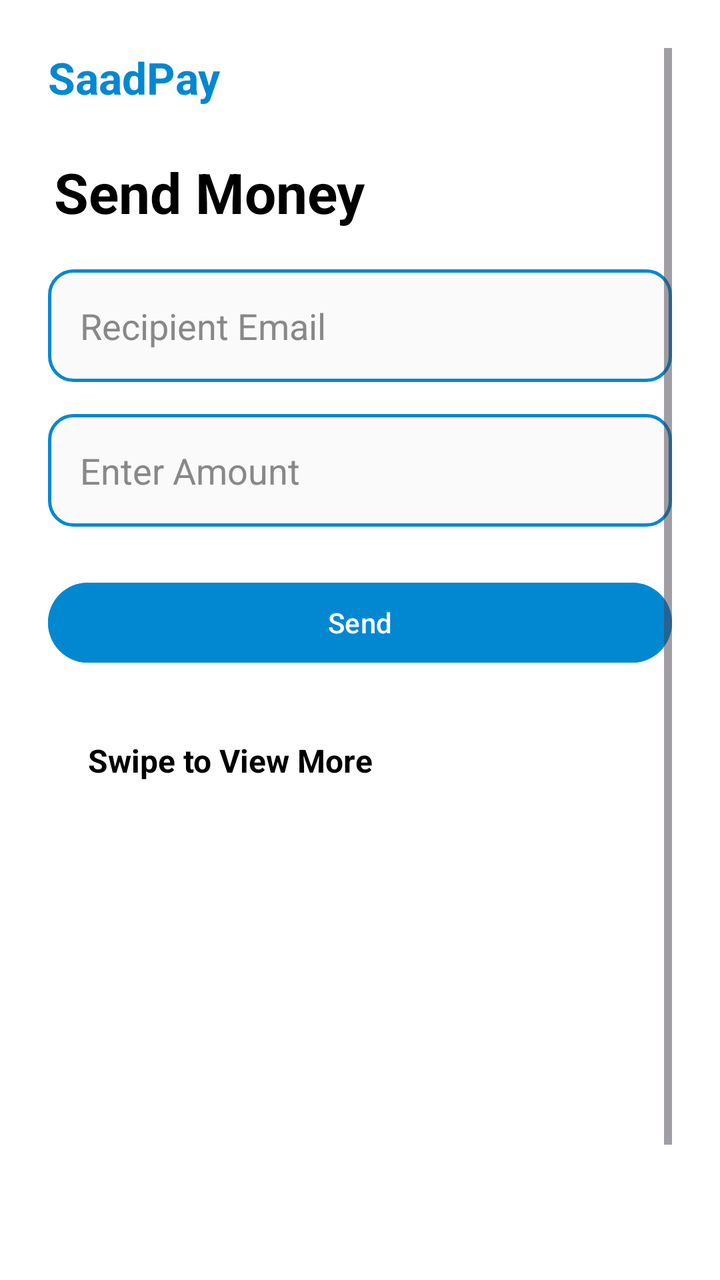
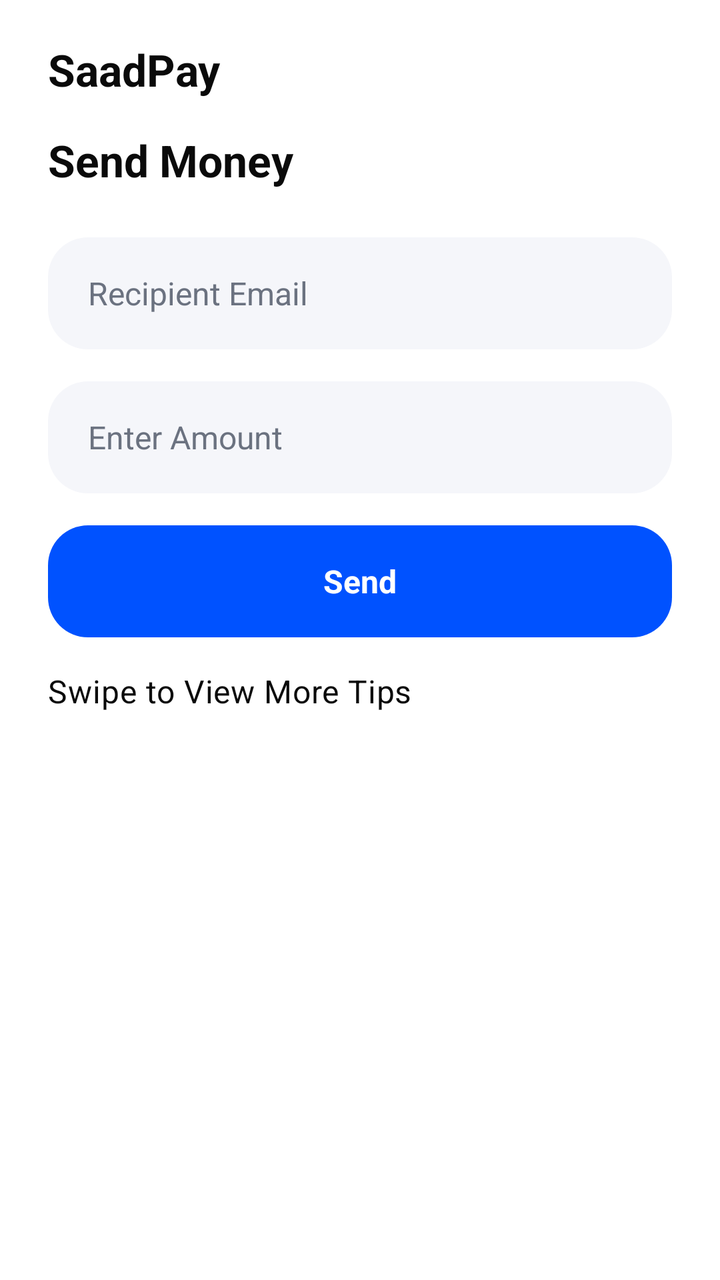

An Android layout rendered at two revisions. The XML below is the earlier revision; the diff shows what the commit changed to produce the second picture.
<!-- AndroidManifest.xml: application theme Theme.SaadPay -->
<!-- res/layout/fragment_send_money.xml -->
<?xml version="1.0" encoding="utf-8"?>
<ScrollView xmlns:android="http://schemas.android.com/apk/res/android"
    android:id="@+id/sendMoneyRoot"
    android:layout_width="match_parent"
    android:layout_height="match_parent"
    android:padding="24dp"
    android:background="@color/white">

    <LinearLayout
        android:layout_width="match_parent"
        android:layout_height="wrap_content"
        android:orientation="vertical">

        <TextView
            android:text="SaadPay"
            android:textSize="22sp"
            android:textStyle="bold"
            android:textColor="@color/primaryColor"
            android:layout_marginBottom="24dp"
            android:layout_width="wrap_content"
            android:layout_height="wrap_content" />

        <TextView
            android:text="Send Money"
            android:textSize="28sp"
            android:textStyle="bold"
            android:textColor="@color/black"
            android:layout_marginBottom="20dp"
            android:layout_marginLeft="3dp"
            android:layout_width="wrap_content"
            android:layout_height="wrap_content" />

        <EditText
            android:id="@+id/emailEditText"
            android:hint="Recipient Email"
            android:inputType="textEmailAddress"
            android:background="@drawable/bg_input_rounded_selector"
            android:textColor="@color/black"
            android:textColorHint="#888888"
            android:padding="16dp"
            android:layout_marginBottom="16dp"
            android:layout_width="match_parent"
            android:layout_height="wrap_content" />

        <EditText
            android:id="@+id/amountEditText"
            android:hint="Enter Amount"
            android:inputType="numberDecimal"
            android:background="@drawable/bg_input_rounded_selector"
            android:textColor="@color/black"
            android:textColorHint="#888888"
            android:padding="16dp"
            android:layout_marginBottom="24dp"
            android:layout_width="match_parent"
            android:layout_height="wrap_content" />

        <Button
            android:id="@+id/sendButton"
            android:text="Send"
            android:textAllCaps="false"
            android:backgroundTint="@color/primaryColor"
            android:textColor="@android:color/white"
            android:elevation="6dp"
            android:layout_width="match_parent"
            android:layout_height="wrap_content"
            android:layout_marginBottom="32dp" />

        <ProgressBar
            android:id="@+id/progressBar"
            style="@style/Widget.AppCompat.ProgressBar"
            android:layout_width="wrap_content"
            android:layout_height="wrap_content"
            android:visibility="gone"
            android:layout_gravity="center_horizontal"
            android:layout_marginBottom="10dp" />

        <TextView
            android:text="Swipe to View More"
            android:textSize="16sp"
            android:textStyle="bold"
            android:textColor="@color/black"
            android:layout_marginLeft="20dp"
            android:layout_marginTop="2dp"
            android:layout_width="wrap_content"
            android:layout_height="wrap_content" />

        <androidx.viewpager2.widget.ViewPager2
            android:id="@+id/tipsViewPager"
            android:layout_width="match_parent"
            android:layout_height="300dp"
            android:clipToPadding="false"
            android:paddingStart="8dp"
            android:paddingEnd="8dp"
            android:overScrollMode="never" />
    </LinearLayout>
</ScrollView>
<!-- resources referenced by this layout -->
<resources>
  <color name="black">#FF000000</color>
  <color name="primaryColor">#0288D1</color>
  <color name="white">#FFFFFFFF</color>
  <!-- drawable bg_input_rounded_selector (drawable) -->
  <?xml version="1.0" encoding="utf-8"?>
  <selector xmlns:android="http://schemas.android.com/apk/res/android">
      <item android:state_focused="true">
          <shape android:shape="rectangle">
              <solid android:color="#FAFAFA" />
              <stroke android:width="2dp" android:color="@color/colorPrimaryDark"/>
              <corners android:radius="12dp" />
          </shape>
      </item>
  
      <item>
          <shape android:shape="rectangle">
              <solid android:color="#FAFAFA" />
              <stroke android:width="1.5dp" android:color="@color/primaryColor"/>
              <corners android:radius="12dp" />
          </shape>
      </item>
  </selector>
  <style name="Theme.SaadPay" parent="Theme.Material3.DayNight.NoActionBar">
          <item name="colorPrimary">@color/primaryColor</item>
          <item name="colorPrimaryVariant">@color/primaryDarkColor</item>
          <item name="colorOnPrimary">#FFFFFF</item>
          <item name="android:statusBarColor" tools:targetApi="l">@color/primaryDarkColor</item>
          <item name="colorSecondary">@color/accentColor</item>
          <item name="colorOnSecondary">#FFFFFF</item>
          <item name="android:colorBackground">#FFFFFF</item>
          <item name="colorSurface">#FFFFFF</item>
      </style>
  <color name="colorPrimaryDark">#1976D2</color>
  <color name="primaryDarkColor">#01579B</color>
  <color name="accentColor">#03A9F4</color>
</resources>

<!-- the commit's change to res/layout/fragment_send_money.xml (unified diff, before → after) -->
@@ -1,96 +1,107 @@
 <?xml version="1.0" encoding="utf-8"?>
 <ScrollView xmlns:android="http://schemas.android.com/apk/res/android"
+    xmlns:app="http://schemas.android.com/apk/res-auto"
     android:id="@+id/sendMoneyRoot"
     android:layout_width="match_parent"
     android:layout_height="match_parent"
-    android:padding="24dp"
-    android:background="@color/white">
+    android:background="@color/background"
+    android:fillViewport="true">
 
     <LinearLayout
         android:layout_width="match_parent"
         android:layout_height="wrap_content"
-        android:orientation="vertical">
+        android:orientation="vertical"
+        android:paddingHorizontal="24dp"
+        android:paddingVertical="20dp">
+
+        
+        <TextView
+            android:layout_width="wrap_content"
+            android:layout_height="wrap_content"
+            android:text="SaadPay"
+            style="@style/TextAppearance.Fintech.Title"
+            android:layout_marginBottom="16dp" />
 
         <TextView
-            android:text="SaadPay"
-            android:textSize="22sp"
-            android:textStyle="bold"
-            android:textColor="@color/primaryColor"
-            android:layout_marginBottom="24dp"
             android:layout_width="wrap_content"
-            android:layout_height="wrap_content" />
+            android:layout_height="wrap_content"
+            android:text="Send Money"
+            style="@style/TextAppearance.Fintech.Title"
+            android:layout_marginBottom="24dp" />
 
-        <TextView
-            android:text="Send Money"
-            android:textSize="28sp"
-            android:textStyle="bold"
-            android:textColor="@color/black"
-            android:layout_marginBottom="20dp"
-            android:layout_marginLeft="3dp"
-            android:layout_width="wrap_content"
-            android:layout_height="wrap_content" />
-
+        
         <EditText
             android:id="@+id/emailEditText"
+            android:layout_width="match_parent"
+            android:layout_height="56dp"
+            android:layout_marginBottom="16dp"
+            android:background="@drawable/bg_input_surface"
             android:hint="Recipient Email"
             android:inputType="textEmailAddress"
-            android:background="@drawable/bg_input_rounded_selector"
-            android:textColor="@color/black"
-            android:textColorHint="#888888"
-            android:padding="16dp"
-            android:layout_marginBottom="16dp"
-            android:layout_width="match_parent"
-            android:layout_height="wrap_content" />
+            android:paddingHorizontal="20dp"
+            android:textColor="@color/text_primary"
+            android:textColorHint="@color/text_secondary"
+            android:textSize="16sp" />
 
+        
         <EditText
             android:id="@+id/amountEditText"
+            android:layout_width="match_parent"
+            android:layout_height="56dp"
+            android:layout_marginBottom="16dp"
+            android:background="@drawable/bg_input_surface"
             android:hint="Enter Amount"
             android:inputType="numberDecimal"
-            android:background="@drawable/bg_input_rounded_selector"
-            android:textColor="@color/black"
-            android:textColorHint="#888888"
-            android:padding="16dp"
-            android:layout_marginBottom="24dp"
+            android:paddingHorizontal="20dp"
+            android:textColor="@color/text_primary"
+            android:textColorHint="@color/text_secondary"
+            android:textSize="16sp" />
+
+        
+        <FrameLayout
+            android:id="@+id/sendButton"
             android:layout_width="match_parent"
-            android:layout_height="wrap_content" />
+            android:layout_height="56dp"
+            android:layout_marginBottom="16dp"
+            android:background="@drawable/bg_button_primary"
+            android:clickable="true"
+            android:focusable="true">
 
-        <Button
-            android:id="@+id/sendButton"
-            android:text="Send"
-            android:textAllCaps="false"
-            android:backgroundTint="@color/primaryColor"
-            android:textColor="@android:color/white"
-            android:elevation="6dp"
-            android:layout_width="match_parent"
-            android:layout_height="wrap_content"
-            android:layout_marginBottom="32dp" />
+            <TextView
+                android:layout_width="wrap_content"
+                android:layout_height="wrap_content"
+                android:layout_gravity="center"
+                android:text="Send"
+                android:textColor="@color/white"
+                android:textSize="16sp"
+                android:textStyle="bold" />
+        </FrameLayout>
 
+        
         <ProgressBar
             android:id="@+id/progressBar"
             style="@style/Widget.AppCompat.ProgressBar"
             android:layout_width="wrap_content"
             android:layout_height="wrap_content"
-            android:visibility="gone"
             android:layout_gravity="center_horizontal"
-            android:layout_marginBottom="10dp" />
+            android:layout_marginBottom="16dp"
+            android:visibility="gone" />
 
+        
         <TextView
-            android:text="Swipe to View More"
-            android:textSize="16sp"
-            android:textStyle="bold"
-            android:textColor="@color/black"
-            android:layout_marginLeft="20dp"
-            android:layout_marginTop="2dp"
             android:layout_width="wrap_content"
-            android:layout_height="wrap_content" />
+            android:layout_height="wrap_content"
+            android:layout_marginBottom="12dp"
+            android:text="Swipe to View More Tips"
+            style="@style/TextAppearance.Fintech.Body" />
 
         <androidx.viewpager2.widget.ViewPager2
             android:id="@+id/tipsViewPager"
             android:layout_width="match_parent"
-            android:layout_height="300dp"
+            android:layout_height="220dp"
             android:clipToPadding="false"
-            android:paddingStart="8dp"
-            android:paddingEnd="8dp"
-            android:overScrollMode="never" />
+            android:overScrollMode="never"
+            android:paddingStart="4dp"
+            android:paddingEnd="4dp" />
     </LinearLayout>
 </ScrollView>
<!-- resource entries referenced after the edit -->
@@ -1,27 +1,34 @@
 <!-- resources referenced by this layout -->
 <resources>
-  <color name="black">#FF000000</color>
-  <color name="primaryColor">#0288D1</color>
-  <color name="white">#FFFFFFFF</color>
-  <!-- drawable bg_input_rounded_selector (drawable) -->
+  <color name="background">#FFFFFF</color>
+  <color name="text_primary">#0A0A0A</color>
+  <color name="text_secondary">#6B7280</color>
+  <color name="primaryColor">#0052FF</color>
+  <color name="white">#FFFFFF</color>
+  <!-- drawable bg_button_primary (drawable) -->
   <?xml version="1.0" encoding="utf-8"?>
-  <selector xmlns:android="http://schemas.android.com/apk/res/android">
-      <item android:state_focused="true">
-          <shape android:shape="rectangle">
-              <solid android:color="#FAFAFA" />
-              <stroke android:width="2dp" android:color="@color/colorPrimaryDark"/>
-              <corners android:radius="12dp" />
-          </shape>
-      </item>
-  
-      <item>
-          <shape android:shape="rectangle">
-              <solid android:color="#FAFAFA" />
-              <stroke android:width="1.5dp" android:color="@color/primaryColor"/>
-              <corners android:radius="12dp" />
-          </shape>
-      </item>
-  </selector>
+  <shape xmlns:android="http://schemas.android.com/apk/res/android"
+      android:shape="rectangle">
+      <solid android:color="@color/primary" />
+      <corners android:radius="20dp" />
+  </shape>
+  <!-- drawable bg_input_surface (drawable) -->
+  <?xml version="1.0" encoding="utf-8"?>
+  <shape xmlns:android="http://schemas.android.com/apk/res/android"
+      android:shape="rectangle">
+      <solid android:color="@color/surface" />
+      <corners android:radius="20dp" />
+  </shape>
+  <style name="TextAppearance.Fintech.Body" parent="TextAppearance.Material3.BodyMedium">
+          <item name="android:textSize">16sp</item>
+          <item name="android:fontFamily">sans-serif-medium</item>
+          <item name="android:textColor">@color/text_primary</item>
+      </style>
+  <style name="TextAppearance.Fintech.Title" parent="TextAppearance.Material3.TitleLarge">
+          <item name="android:textSize">22sp</item>
+          <item name="android:textStyle">bold</item>
+          <item name="android:textColor">@color/text_primary</item>
+      </style>
   <style name="Theme.SaadPay" parent="Theme.Material3.DayNight.NoActionBar">
           <item name="colorPrimary">@color/primaryColor</item>
           <item name="colorPrimaryVariant">@color/primaryDarkColor</item>
@@ -32,8 +39,9 @@
           <item name="android:colorBackground">#FFFFFF</item>
           <item name="colorSurface">#FFFFFF</item>
       </style>
-  <color name="colorPrimaryDark">#1976D2</color>
-  <color name="primaryDarkColor">#01579B</color>
-  <color name="accentColor">#03A9F4</color>
+  <color name="primary">#0052FF</color>
+  <color name="surface">#F5F6FA</color>
+  <color name="primaryDarkColor">#0040CC</color>
+  <color name="accentColor">#0052FF</color>
 </resources>
 
